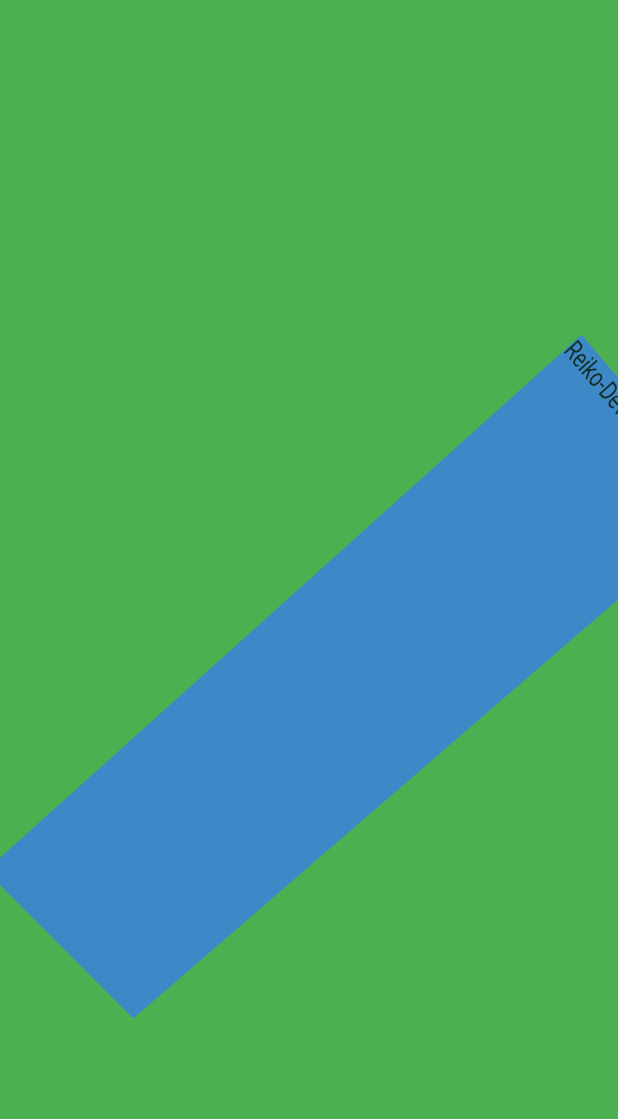
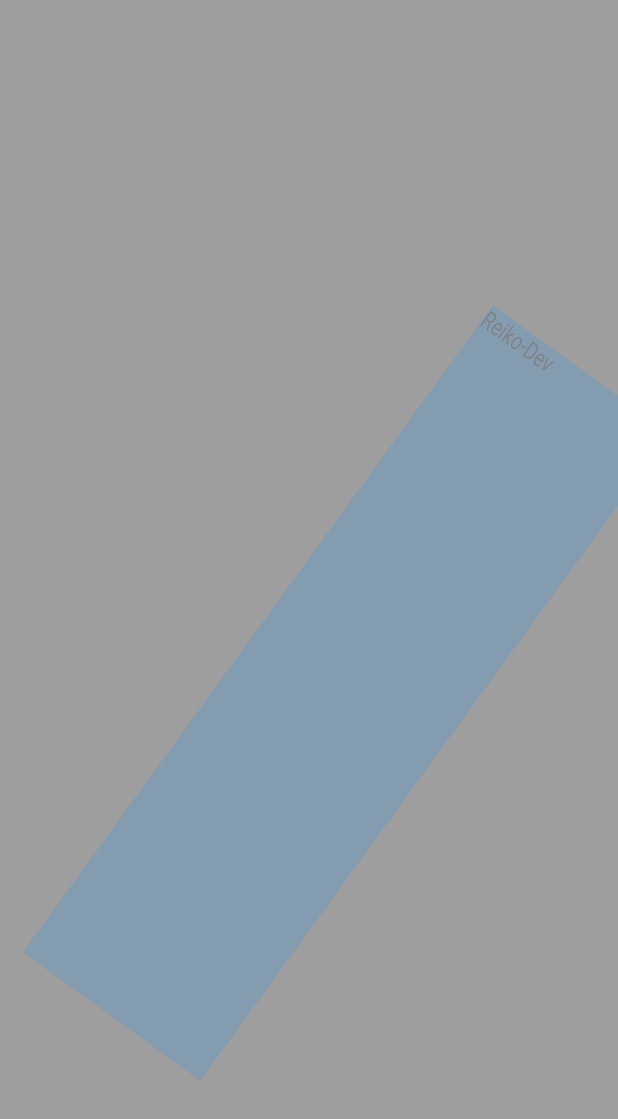
Before and after one commit to Reiko-Developer/stackui, a Flutter app: the screen it shows after launch, on a phone screen of 412 x 824 dp. Shown: the top 1119 px of the screen. Run offline on Flutter 3.47's test engine with Material 2 defaults, Android fonts, the phone set to English and light mode, and no system bars.

Commit message:
Created a property to control the animation
The user now must pass to the class RenderAnimation a function to control the animation.
Added some coments too.

````diff
--- a/lib/model/reiko_animation_exception.dart
+++ b/lib/model/reiko_animation_exception.dart
@@ -1,6 +1,9 @@
 import 'package:flutter/material.dart';
 
-enum ReikoExceptions { ColorAndDecorationException }
+enum ReikoExceptions {
+  DecorationException,
+  MovementException,
+}
 
 class ReikoAnimationException implements Exception {
   ReikoAnimationException({
--- a/lib/screens/reiko_animations_screen.dart
+++ b/lib/screens/reiko_animations_screen.dart
@@ -12,11 +12,17 @@ class ReikoAnimationsScreen extends StatelessWidget {
   Widget build(BuildContext context) {
     print('ReikoAnimationsScreen');
     return Scaffold(
-      body: Stack(
+      body: SafeArea(
+        child: Stack(
           children: [
-          const RContainer(),
+            const RContainer(
+              color: Colors.grey,
+              width: double.infinity,
+              height: double.infinity,
+            ),
             const MyWidget(),
           ],
+        ),
       ),
     );
   }
@@ -30,22 +36,32 @@ class MyWidget extends StatefulWidget {
 }
 
 class _MyWidget extends State<MyWidget> {
-  final ra = RenderAnimations(
-    duration: const Duration(seconds: 3),
-    transformAlignment: Alignment.center,
-    alignment: Alignment.topLeft,
-    runAnimation: () {},
-    child: Container(
-      height: 50,
-      width: 50,
-      child: const Text('Reiko-Dev'),
-    ),
-    animationsList: AnimationsList(
-      depthPerspective: 0.001,
+  AnimationController _controller;
+  int tmp = 0;
+
+  void configAnimationController(AnimationController controller) {
+    _controller = controller;
+    _controller.repeat();
+
+    _controller.addStatusListener(
+      (status) => print(status),
+    );
+  }
+
+  void runAnimation() {
+    print(_controller.value);
+  }
+
+  final animationsList = AnimationsList(
+    matrix4DepthPerspective: 0.001,
+
+    // slideList: const [
+    //   SlideAnimation(weight: 1, value: Offset.zero, endValue: Offset(250, 550)),
+    // ],
+    //
     opacityList: const [
       OpacityAnimation(weight: 1, value: 1, endValue: 0),
       OpacityAnimation(weight: 1, value: 0, endValue: 1),
-        OpacityAnimation(weight: 1, value: 1, endValue: 0),
     ],
     //
     decorationList: const [
@@ -55,8 +71,8 @@ class _MyWidget extends State<MyWidget> {
           color: Colors.red,
           borderRadius: BorderRadius.all(Radius.circular(8)),
         ),
-          endValue: BoxDecoration(
-              color: Colors.blue, borderRadius: BorderRadius.zero),
+        endValue:
+            BoxDecoration(color: Colors.blue, borderRadius: BorderRadius.zero),
       ),
       DecorationAnimation(
         weight: 1,
@@ -70,7 +86,7 @@ class _MyWidget extends State<MyWidget> {
       )
     ],
     //
-      rectList: const [
+    relativeRectList: const [
       RelativeRectAnimation(
         weight: 1,
         value: RelativeRect.fromLTRB(0, 0, 250, 350),
@@ -92,32 +108,50 @@ class _MyWidget extends State<MyWidget> {
         value: math.Vector3(0, 0, 0),
         endValue: math.Vector3(0, 0, 3.14 / 3),
       ),
-        ThreeDAnimation(
-          weight: 1,
-          value: math.Vector3(0, 0, 3.14 / 3),
-          endValue: math.Vector3(3.14 / 3, 0, 0),
-        ),
     ],
-    ),
   );
 
   @override
   Widget build(BuildContext context) {
     print('MyWidget');
-    return ra;
+    return RenderAnimations(
+      duration: const Duration(seconds: 3),
+      transformAlignment: Alignment.center,
+      configAnimation: configAnimationController,
+      child: GestureDetector(
+        onTap: runAnimation,
+        child: const RContainer(
+          color: Colors.blue,
+          width: 50,
+          height: 50,
+          child: const Text('Reiko-Dev'),
+        ),
+      ),
+      animationsList: animationsList,
+    );
   }
 }
 
 class RContainer extends StatelessWidget {
-  const RContainer({Key key}) : super(key: key);
+  const RContainer({
+    Key key,
+    this.width,
+    this.height,
+    this.color,
+    this.child,
+  }) : super(key: key);
 
+  final double width, height;
+  final Widget child;
+  final Color color;
   @override
   Widget build(BuildContext context) {
     print('Background builder');
     return Container(
-      width: double.infinity,
-      height: double.infinity,
-      color: Colors.green,
+      width: width,
+      height: height,
+      color: color,
+      child: child,
     );
   }
 }
--- a/lib/widgets/animations/reiko/animations_list.dart
+++ b/lib/widgets/animations/reiko/animations_list.dart
@@ -5,22 +5,25 @@ import 'package:vector_math/vector_math_64.dart' as math;
 class AnimationsList {
   AnimationsList({
     this.decorationList = const [],
-    this.rectList = const [],
+    this.relativeRectList = const [],
     this.threeDList = const [],
     this.slideList = const [],
     this.colorList = const [],
     this.scaleList = const [],
     this.opacityList = const [],
-    this.depthPerspective = 0.001,
-  }) : assert(depthPerspective != null);
+    this.matrix4DepthPerspective = 0.001,
+  }) {
+    isValid();
+    assert(matrix4DepthPerspective != null);
+  }
 
   ///This value sets the depthPerspective for the given animation.
   ///By default the value is 0.001
-  final double depthPerspective;
+  final double matrix4DepthPerspective;
   final List<OpacityAnimation> opacityList;
   final List<DecorationAnimation> decorationList;
 
-  final List<RelativeRectAnimation> rectList;
+  final List<RelativeRectAnimation> relativeRectList;
   final List<ThreeDAnimation> threeDList;
 
   final List<SlideAnimation> slideList;
@@ -32,14 +35,13 @@ class AnimationsList {
       throw ReikoAnimationException(
         message:
             "You can't use both color and decoration animations, choose only one.",
-        reikoException: ReikoExceptions.ColorAndDecorationException,
+        reikoException: ReikoExceptions.DecorationException,
       );
-    } else if (rectList.isNotEmpty && slideList.isNotEmpty) {
+    } else if (relativeRectList.isNotEmpty && slideList.isNotEmpty) {
       throw ReikoAnimationException(
-        message:
-            "You can't use both Position and Slide, or Size, animations.\n" +
-                'Choose Or Slide and Size, Or Position animation.',
-        reikoException: ReikoExceptions.ColorAndDecorationException,
+        message: "You can't use both Position and Slide animations.\n" +
+            'Choose one, or Slide or Position animation.',
+        reikoException: ReikoExceptions.MovementException,
       );
     }
   }
@@ -85,7 +87,7 @@ class AnimationsList {
   ///An animation that must be inside a [Stack] widget, otherwise, will throw an exception.
   TweenSequence<RelativeRect> get relativeRectTweenSequence {
     List<TweenSequenceItem<RelativeRect>> tmp = [];
-    for (var i in rectList) {
+    for (var i in relativeRectList) {
       if (i.endValue == null) {
         tmp.add(TweenSequenceItem<RelativeRect>(
           tween: ConstantTween<RelativeRect>(i.value),
@@ -98,7 +100,7 @@ class AnimationsList {
         ));
     }
 
-    return rectList.isEmpty ? null : TweenSequence<RelativeRect>(tmp);
+    return relativeRectList.isEmpty ? null : TweenSequence<RelativeRect>(tmp);
   }
 
   TweenSequence<Offset> get slidetTweenSequence {
--- a/lib/widgets/animations/reiko/render_animations.dart
+++ b/lib/widgets/animations/reiko/render_animations.dart
@@ -3,28 +3,95 @@ import 'package:stackui/widgets/animations/reiko/animations_list.dart';
 import 'package:vector_math/vector_math_64.dart' as math;
 
 class RenderAnimations extends StatefulWidget {
-  ///A constructor that needs a [Duration] for the controller
+  /// A const constructor that requires a [Duration], a [Function] to control the animation, an [AnimationsList] to be executed and the child [Widget].
+  ///
+  /// Can receive the alignment of the transformation
   const RenderAnimations({
     Key key,
     @required this.duration,
-
-    ///This is the alignment for the whole animation
-    this.alignment = Alignment.center,
-
-    ///This is the alignment for the Transform widget.
+    @required this.configAnimation(AnimationController controller),
     this.transformAlignment = Alignment.center,
 
     //
-    @required this.runAnimation,
     @required this.animationsList,
     @required this.child,
-  }) : assert(duration != null);
+  })  : assert(duration != null),
+        assert(child != null);
 
+  /// A [Duration] for the animation controller
   final Duration duration;
-  final Alignment alignment;
+
+  ///This is the alignment for the Transformation animation.
   final Alignment transformAlignment;
-  final Function runAnimation;
+
+  ///The function that must controls the animation, at least, starting it.
+  ///
+  ///The following example put the animation in a loop, add the two listeners and print some data.
+  ///
+  ///```dart
+  /// configAnimation(AnimationController controller) {
+  ///   controller.repeat();
+  ///   controller.addListener( () => print('${controller.value}'));
+  ///   controller.addStatusListener( (status) => print('$status'));
+  ///
+  /// }
+  /// ```
+  /// As you can see, you can control all the animation.
+  final Function configAnimation;
+
+  ///The list of animations to executed on the passed child.
+  ///
+  ///The following example create a simple list of animations:
+  ///
+  ///```dart
+  /// final animationLs = AnimationsList(
+  ///  matrix4DepthPerspective: 0.001,
+  ///   opacityList: const [
+  ///     OpacityAnimation(weight: 1, value: 1, endValue: 0),
+  ///     OpacityAnimation(weight: 1, value: 0, endValue: 1),
+  ///   ],
+  ///   decorationList: const [
+  ///     DecorationAnimation(
+  ///       weight: 1,
+  ///       value: BoxDecoration(
+  ///         color: Colors.red,
+  ///         borderRadius: BorderRadius.all(Radius.circular(8)),
+  ///       ),
+  ///       endValue:
+  ///           BoxDecoration(color: Colors.blue, borderRadius: BorderRadius.zero),
+  ///     ),
+  ///     DecorationAnimation(
+  ///       weight: 1,
+  ///       value: BoxDecoration(
+  ///         color: Colors.blue,
+  ///       ),
+  ///       endValue: BoxDecoration(
+  ///         color: Colors.purple,
+  ///         borderRadius: BorderRadius.all(Radius.circular(8)),
+  ///       ),
+  ///     )
+  ///   ],
+  ///   relativeRectList: const [
+  ///     RelativeRectAnimation(
+  ///       weight: 1,
+  ///       value: RelativeRect.fromLTRB(0, 0, 250, 350),
+  ///       endValue: RelativeRect.fromLTRB(250, 400, 0, 0),
+  ///     ),
+  ///   ],
+  ///   threeDList: [
+  ///     ThreeDAnimation(
+  ///       weight: 1,
+  ///       value: math.Vector3(0, 0, 0),
+  ///       endValue: math.Vector3(0, 0, 3.14 / 3),
+  ///     ),
+  ///   ],
+  /// );
+  ///```
   final AnimationsList animationsList;
+
+  ///The widget below this widget in the tree.
+  ///
+  ///This widget can only have one child.
   final Widget child;
 
   @override
@@ -42,7 +109,7 @@ class _RenderAnimationsState extends State<RenderAnimations>
   Animation<Offset> slide;
   Animation<Size> size;
 
-  int buidlNum = 0;
+  int buildNum = 0;
 
   @override
   void initState() {
@@ -69,33 +136,29 @@ class _RenderAnimationsState extends State<RenderAnimations>
 
     slide = widget.animationsList.slidetTweenSequence?.animate(controller);
 
-    controller.repeat();
+    widget.configAnimation(controller);
   }
 
-  void _controlAnimation() {
-    if (controller.status == AnimationStatus.completed) {
-      controller.reverse();
-    } else if (controller.status == AnimationStatus.dismissed) {
-      controller.forward();
-    }
+  @override
+  void dispose() {
+    controller.dispose();
+    super.dispose();
   }
 
   @override
   Widget build(BuildContext context) {
-    print('Render Animations build method: ${(buidlNum++)}');
+    print('Render Animations build method: ${(buildNum++)}');
 
-    final bool transformHitTests = true;
-    final textDirection = TextDirection.ltr;
     return AnimatedBuilder(
       key: Key('ab-3d'),
-      child: GestureDetector(
-        key: Key('gd'),
-        onTap: _controlAnimation,
+      animation: controller,
       child: opacity != null
           ? FadeTransition(
+              key: Key('fa'),
               opacity: opacity,
               child: decoration != null
                   ? DecoratedBoxTransition(
+                      key: Key('da'),
                       decoration: decoration,
                       child: widget.child,
                     )
@@ -103,12 +166,11 @@ class _RenderAnimationsState extends State<RenderAnimations>
             )
           : decoration != null
               ? DecoratedBoxTransition(
+                  key: Key('da'),
                   decoration: decoration,
                   child: widget.child,
                 )
               : widget.child,
-      ),
-      animation: controller,
       builder: (_, child) {
         return rect != null
             ? Positioned.fromRelativeRect(
@@ -117,8 +179,11 @@ class _RenderAnimationsState extends State<RenderAnimations>
                 child: Transform(
                   key: Key('ab-ta'),
                   alignment: widget.transformAlignment ?? Alignment.center,
+
+                  ///The order of the below cascade methods matter.
                   transform: Matrix4.identity()
-                    ..setEntry(3, 2, widget.animationsList.depthPerspective)
+                    ..setEntry(
+                        3, 2, widget.animationsList.matrix4DepthPerspective)
                     ..rotateX(threeD.value.x)
                     ..rotateY(threeD.value.y)
                     ..rotateZ(threeD.value.z)
@@ -129,26 +194,26 @@ class _RenderAnimationsState extends State<RenderAnimations>
                   child: child,
                 ),
               )
-            : FractionalTranslation(
-                key: Key('slide a'),
-                translation: textDirection == TextDirection.rtl
-                    ? Offset(-slide.value.dx, slide.value.dy)
-                    : slide.value,
-                transformHitTests: transformHitTests,
-                child: Transform(
+            : Transform(
                 key: Key('ab-ta'),
                 alignment: widget.transformAlignment ?? Alignment.center,
+
+                ///The order of the below cascade methods matter.
                 transform: Matrix4.identity()
-                    ..setEntry(3, 2, widget.animationsList.depthPerspective)
+                  ..setEntry(
+                      3, 2, widget.animationsList.matrix4DepthPerspective)
                   ..rotateX(threeD.value.x)
                   ..rotateY(threeD.value.y)
                   ..rotateZ(threeD.value.z)
+                  ..translate(
+                    slide == null ? 0.0 : slide.value.dx,
+                    slide == null ? 0.0 : slide.value.dy,
+                  )
                   ..scale(
                     scale == null ? 1.0 : scale.value.dx,
                     scale == null ? 1.0 : scale.value.dy,
                   ),
                 child: child,
-                ),
               );
       },
     );
````
Lines whose indentation alone changed are shown as unchanged.
